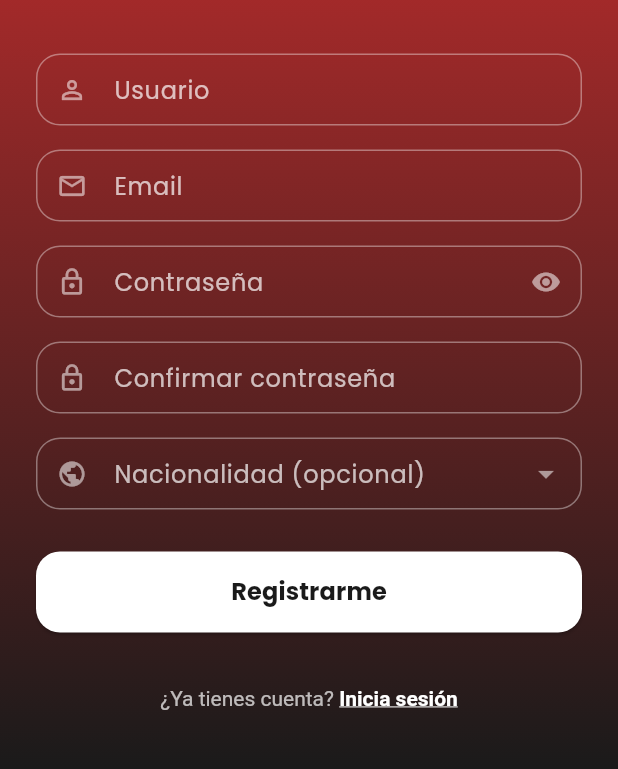
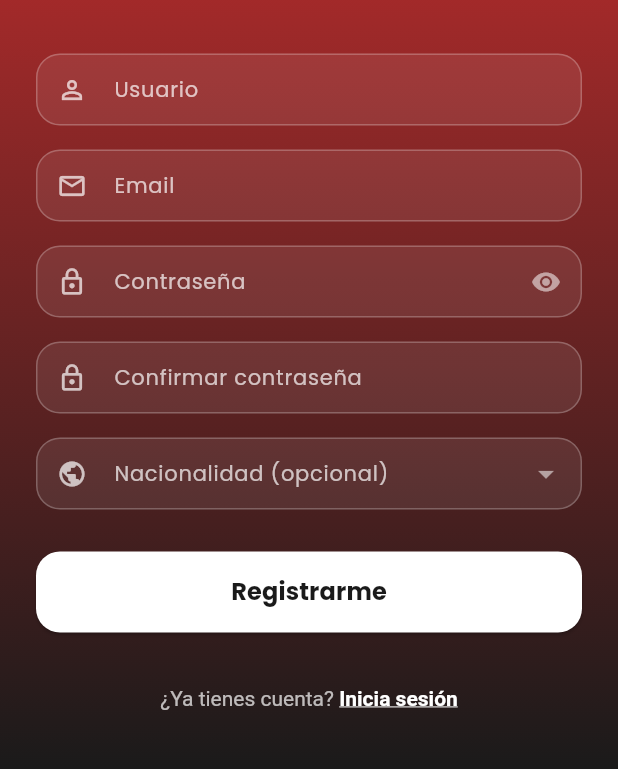
Before and after one commit to JossGuerrero/Avianco_flutter, a Flutter app: the RegisterScreen screen opened by its route, on a phone screen of 412 x 824 dp, the part 275-1044 px from its top. Run offline on Flutter 3.47's test engine with Material 3 defaults, Android fonts, the phone set to English and light mode, and no system bars; our stand-ins replace fl_chart, google_fonts, shared_preferences; accounts and stored records are empty; network calls fail.

Commit message:
campos de texto con bordes

```diff
--- a/lib/screens/register_screen.dart
+++ b/lib/screens/register_screen.dart
@@ -79,14 +79,16 @@ class _RegisterScreenState extends State<RegisterScreen> {
   InputDecoration _decoration(String label, IconData icon) {
     return InputDecoration(
       labelText: label,
-      labelStyle: const TextStyle(color: Colors.white70),
-      prefixIcon: Icon(icon, color: Colors.white54, size: 20),
+      labelStyle: const TextStyle(color: Colors.white70, fontSize: 14),
+      prefixIcon: Icon(icon, color: Colors.white70, size: 20),
+      filled: true,
+      fillColor: Colors.white.withValues(alpha: 0.08),
       enabledBorder: OutlineInputBorder(
-        borderSide: const BorderSide(color: Colors.white38),
+        borderSide: const BorderSide(color: Colors.white24),
         borderRadius: BorderRadius.circular(16),
       ),
       focusedBorder: OutlineInputBorder(
-        borderSide: const BorderSide(color: Colors.white),
+        borderSide: const BorderSide(color: Colors.white, width: 1.5),
         borderRadius: BorderRadius.circular(16),
       ),
       errorStyle: const TextStyle(color: Color(0xFFFFCDD2)),
@@ -95,7 +97,7 @@ class _RegisterScreenState extends State<RegisterScreen> {
         borderRadius: BorderRadius.circular(16),
       ),
       focusedErrorBorder: OutlineInputBorder(
-        borderSide: const BorderSide(color: Color(0xFFFFCDD2)),
+        borderSide: const BorderSide(color: Color(0xFFFFCDD2), width: 1.5),
         borderRadius: BorderRadius.circular(16),
       ),
     );
```
